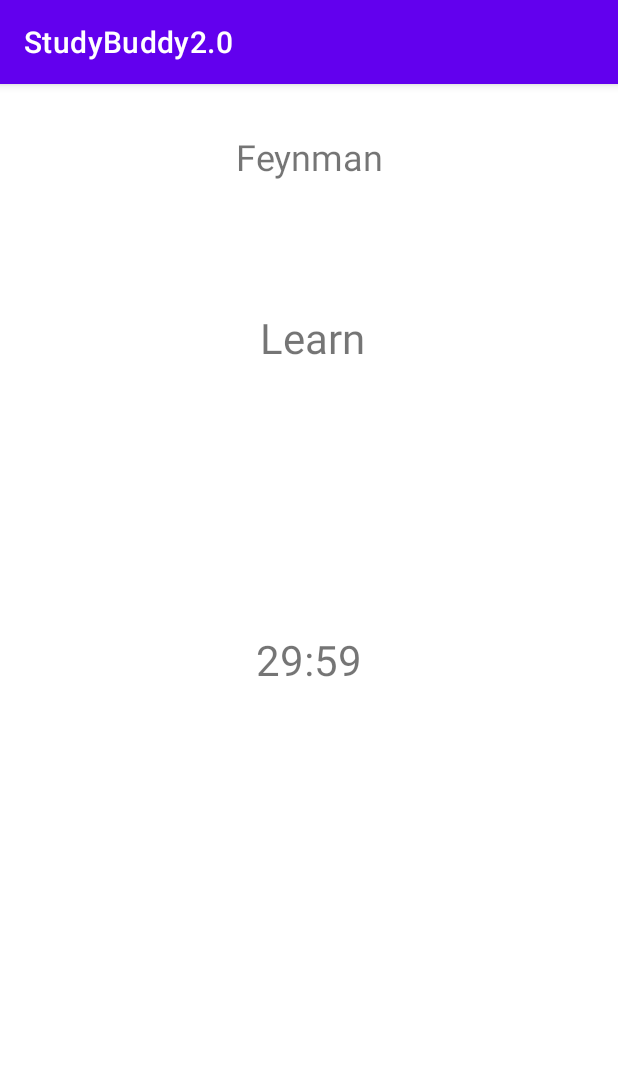
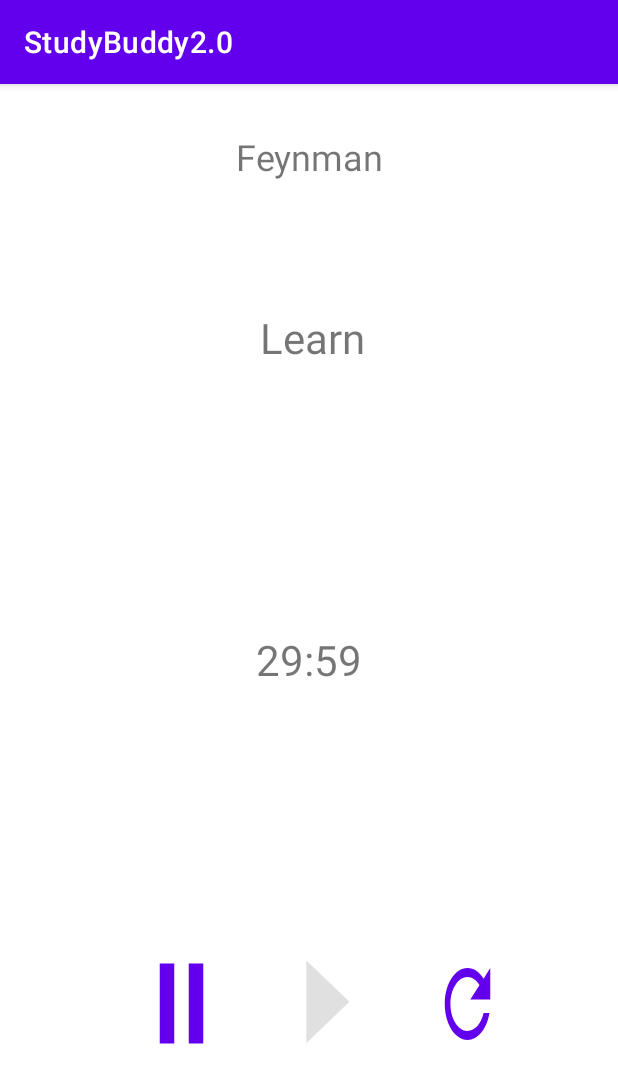
Before and after one commit to andrewnoel99/StudyBuddy, an Android app: the StudyActivity screen opened directly, with no data from a screen before it, after a tap on "START STUDYING", on a phone screen of 412 x 824 dp. Shown: the top 1083 px of the screen. Run offline under Robolectric (Android 15) with nearby library versions, the phone set to English and light mode, and no system bars; 3 other taps on this screen came first.

Commit message:
added some extra features

```diff
--- a/app/src/main/java/com/example/studybuddy20/StudyActivity.kt
+++ b/app/src/main/java/com/example/studybuddy20/StudyActivity.kt
@@ -4,6 +4,7 @@ import android.content.Intent
 import android.os.Bundle
 import android.util.Log
 import android.widget.Button
+import android.widget.TextView
 import android.widget.Toast
 import androidx.appcompat.app.AppCompatActivity
 import androidx.recyclerview.widget.LinearLayoutManager
@@ -14,55 +15,56 @@ class StudyActivity : AppCompatActivity() {
 
     private lateinit var startButton: Button
     private lateinit var recyclerView: RecyclerView
+    private lateinit var selectedMethodTextView: TextView
 
     private val techniques = listOf(
         Technique(
             "SQ3R", listOf(
-                "Survey (1 mins): skimming the chapter and taking notes",
-                "1 min break",
-                "Question (1 mins): formulate questions around the chapter's content",
-                "5 min break",
-                "Read (20 mins): read full chapter and look for answers to the questions you made",
-                "5 min break",
-                "Recite (20 mins): summarize what you just read, recall and identify major points",
-                "5 min break",
-                "Review (20 mins): review material, quiz yourself"
+                "Survey : skimming the chapter and taking notes",
+                "Break",
+                "Question : formulate questions around the chapter's content",
+                "Break",
+                "Read: read full chapter and look for answers to the questions you made",
+                "Break",
+                "Recite: summarize what you just read, recall and identify major points",
+                "Break",
+                "Review: review material, quiz yourself"
             )
         ),
         Technique(
             "Pomodoro", listOf(
-                "Work (25 mins): focus on a task",
-                "5 min break",
-                "Work (25 mins): focus on a task",
-                "5 min break",
-                "Work (25 mins): focus on a task",
-                "5 min break",
-                "Work (25 mins): focus on a task",
-                "20 min break"
+                "Work: focus on a task",
+                "Break",
+                "Work: focus on a task",
+                "Break",
+                "Work: focus on a task",
+                "Break",
+                "Work: focus on a task",
+                "Break"
             )
         ),
         Technique(
             "Feynman", listOf(
-                "Study (20 mins): focus on a topic",
-                "5 min break",
-                "Explain (20 mins): explain what you just studied, as if you were teaching it to someone",
-                "5 min break",
-                "Identify gaps (20 mins): identify areas you struggled with and revisit them",
-                "5 min break",
-                "Review (20 mins): review material, quiz yourself"
+                "Study: focus on a topic",
+                "Break",
+                "Explain: explain what you just studied, as if you were teaching it to someone",
+                "Break",
+                "Identify gaps: identify areas you struggled with and revisit them",
+                "Break",
+                "Review: review material, quiz yourself"
             )
         )
     )
 
     val myTechniques = mapOf(
         "SQ3R" to listOf(
-            "Survey \n\n Skimming the chapter and taking notes" to 3,
+            "Survey \n\n Skimming the chapter and taking notes" to 1,
             "Break" to 1,
-            "Question \n\n Formulate questions around the chapter's content" to 3,
+            "Question \n\n Formulate questions around the chapter's content" to 1,
             "Break" to 1,
-            "Read \n\n Read full chapter and look for answers to the questions you made" to 3,
+            "Read \n\n Read full chapter and look for answers to the questions you made" to 1,
             "Break" to 1,
-            "Recite \n\n Summarize what you just read, recall and identify major points" to 2,
+            "Recite \n\n Summarize what you just read, recall and identify major points" to 1,
             "Break" to 1,
             "Review\n\n Review material, quiz yourself" to 2
         ),
@@ -102,8 +104,12 @@ class StudyActivity : AppCompatActivity() {
         recyclerView = findViewById(R.id.recycler_view)
         recyclerView.layoutManager = LinearLayoutManager(this)
 
+        // Initialize the selected method TextView
+        selectedMethodTextView = findViewById(R.id.selected_method_text_view)
+
         // Set up the adapter with the list of techniques and a click listener
         val adapter = TechniqueAdapter(techniques) { technique ->
+            selectedMethodTextView.text = "Selected study method: ${technique.title} Method"
             startButton.isEnabled = true
             startButton.setOnClickListener {
                 // Check if the selected technique is in the predefined techniques list
--- a/app/src/main/java/com/example/studybuddy20/TimerActivity.kt
+++ b/app/src/main/java/com/example/studybuddy20/TimerActivity.kt
@@ -3,6 +3,9 @@ package com.example.studybuddy20
 import android.os.Bundle
 import android.os.CountDownTimer
 import android.util.Log
+import android.view.View
+import android.widget.Button
+import android.widget.ImageButton
 import android.widget.TextView
 import androidx.appcompat.app.AppCompatActivity
 
@@ -35,6 +38,23 @@ class TimerActivity : AppCompatActivity() {
         // Set the technique title and current step on the screen
         findViewById<TextView>(R.id.current_step_text_view).text = techniqueTitle
         findViewById<TextView>(R.id.text_current_step).text = currentStep
+
+        findViewById<Button>(R.id.pause_button).setOnClickListener { view ->
+            onPauseButtonClick(view)
+        }
+
+        findViewById<Button>(R.id.play_button).setOnClickListener { view ->
+            onPlayButton(view)
+        }
+
+
+
+        findViewById<Button>(R.id.play_button).setOnClickListener { view ->
+            onPlayButton(view)
+            findViewById<Button>(R.id.reset_button).isEnabled = true
+        }
+
+
 
     }
 
@@ -71,4 +91,31 @@ class TimerActivity : AppCompatActivity() {
         super.onDestroy()
         timer.cancel()
     }
+
+    private fun onPauseButtonClick(view: View) {
+        timer.cancel()
+        findViewById<Button>(R.id.play_button).isEnabled = true
+        findViewById<Button>(R.id.pause_button).isEnabled = false
+    }
+
+    private fun onPlayButton(view: View) {
+        startTimer()
+        findViewById<Button>(R.id.play_button).isEnabled = false
+        findViewById<Button>(R.id.pause_button).isEnabled = true
+    }
+    fun onResetButton(view: View) {
+        // Cancel the current timer
+        timer.cancel()
+
+        // Start a new timer with the duration of the current step
+        timeRemaining = stepDurations[currentStepIndex].second
+        startTimer()
+
+        // Update the screen with the new time remaining
+        val minutes = timeRemaining / 60
+        val seconds = timeRemaining % 60
+        findViewById<TextView>(R.id.timer_text_view).text = String.format("%02d:%02d", minutes, seconds)
+    }
+
+
 }
--- /dev/null
+++ b/app/src/main/res/drawable/ic_pause.xml
@@ -0,0 +1,10 @@
+<vector xmlns:android="http://schemas.android.com/apk/res/android"
+    android:width="24dp"
+    android:height="24dp"
+    android:viewportWidth="24"
+    android:viewportHeight="24"
+    android:tint="#000000">
+    <path
+        android:fillColor="#FF000000"
+        android:pathData="M14,19H18V5H14M6,19H10V5H6V19Z" />
+</vector>
--- /dev/null
+++ b/app/src/main/res/drawable/ic_play.xml
@@ -0,0 +1,10 @@
+<vector xmlns:android="http://schemas.android.com/apk/res/android"
+    android:width="24dp"
+    android:height="24dp"
+    android:viewportWidth="24"
+    android:viewportHeight="24"
+    android:tint="#000000">
+    <path
+        android:fillColor="#FF000000"
+        android:pathData="M8,5.14V19.14L19,12.14L8,5.14Z" />
+</vector>
--- /dev/null
+++ b/app/src/main/res/drawable/ic_reset.xml
@@ -0,0 +1,15 @@
+<vector xmlns:android="http://schemas.android.com/apk/res/android"
+    android:width="108dp"
+    android:height="108dp"
+    android:viewportWidth="24"
+    android:viewportHeight="24"
+    android:tint="@android:color/black" >
+    <group android:scaleX="0.6264"
+        android:scaleY="0.6264"
+        android:translateX="4.4832"
+        android:translateY="4.4832">
+        <path
+            android:fillColor="#FF000000"
+            android:pathData="M17.65,6.35C16.2,4.9 14.21,4 12,4c-4.42,0 -7.99,3.58 -7.99,8s3.57,8 7.99,8c3.73,0 6.84,-2.55 7.73,-6h-2.08c-0.82,2.33 -3.04,4 -5.65,4 -3.31,0 -6,-2.69 -6,-6s2.69,-6 6,-6c1.66,0 3.14,0.69 4.22,1.78L13,11h7V4l-2.35,2.35z"/>
+    </group>
+</vector>
--- a/app/src/main/res/layout/activity_study.xml
+++ b/app/src/main/res/layout/activity_study.xml
@@ -12,19 +12,25 @@
         android:text="Select a study method"
         android:textSize="24sp" />
 
+    <TextView
+        android:id="@+id/selected_method_text_view"
+        android:layout_width="match_parent"
+        android:layout_height="wrap_content"
+        android:text="Selected study method: "
+        android:textSize="18sp" />
+
+
     <Button
         android:id="@+id/button_start_studying"
         android:layout_width="wrap_content"
         android:layout_height="wrap_content"
         android:layout_gravity="center_horizontal"
-        android:text="Start Studying"
         android:enabled="false"
-        />
-
+        android:text="Start Studying" />
 
     <androidx.recyclerview.widget.RecyclerView
         android:id="@+id/recycler_view"
         android:layout_width="match_parent"
-        android:layout_height="match_parent"/>
+        android:layout_height="match_parent" />
 
 </LinearLayout>
--- a/app/src/main/res/layout/activity_timer.xml
+++ b/app/src/main/res/layout/activity_timer.xml
@@ -46,4 +46,54 @@
         android:autoSizeMaxTextSize="28sp"
         android:autoSizeStepGranularity="2sp"/>
 
+    <Button
+        android:id="@+id/pause_button"
+        android:layout_width="wrap_content"
+        android:layout_height="wrap_content"
+        android:layout_alignParentStart="true"
+        android:layout_alignParentTop="true"
+        android:layout_alignParentEnd="true"
+        android:layout_alignParentBottom="true"
+        android:layout_marginStart="92dp"
+        android:layout_marginTop="567dp"
+        android:layout_marginEnd="262dp"
+        android:layout_marginBottom="109dp"
+        android:background="@drawable/ic_pause" />
+
+
+    <Button
+        android:id="@+id/play_button"
+        android:layout_width="60dp"
+        android:layout_height="58dp"
+        android:layout_alignParentStart="true"
+        android:layout_alignParentTop="true"
+        android:layout_alignParentEnd="true"
+        android:layout_alignParentBottom="true"
+        android:layout_marginStart="183dp"
+        android:layout_marginTop="564dp"
+        android:layout_marginEnd="166dp"
+        android:layout_marginBottom="109dp"
+        android:background="@drawable/ic_play"
+        android:enabled="false"
+        android:onClick="onPlayButton"
+        android:textColor="@android:color/white"
+        android:textSize="20sp" />
+
+    <Button
+        android:id="@+id/reset_button"
+        android:layout_width="wrap_content"
+        android:layout_height="wrap_content"
+        android:layout_alignParentStart="true"
+        android:layout_alignParentTop="true"
+
+        android:layout_alignParentEnd="true"
+        android:layout_alignParentBottom="true"
+        android:layout_marginStart="275dp"
+        android:layout_marginTop="556dp"
+        android:layout_marginEnd="64dp"
+        android:layout_marginBottom="97dp"
+        android:background="@drawable/ic_reset"
+        android:onClick="onResetButton"/>
+
+
 </RelativeLayout>
```
